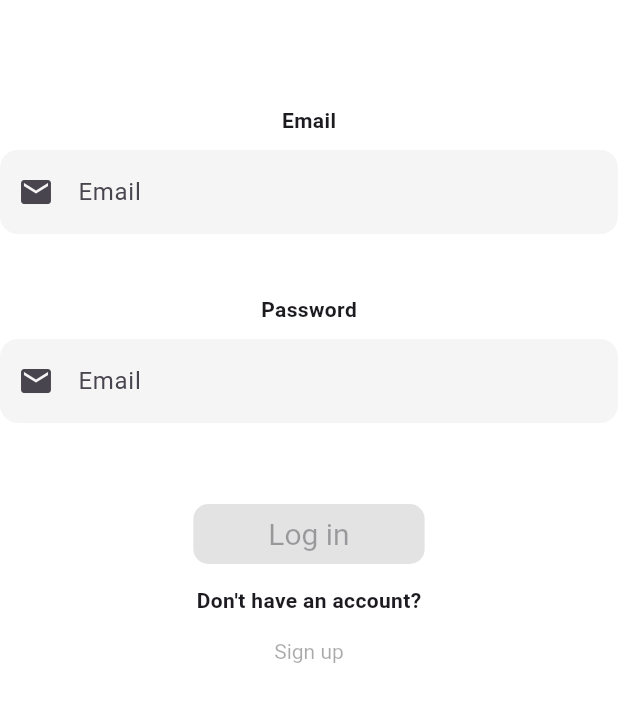
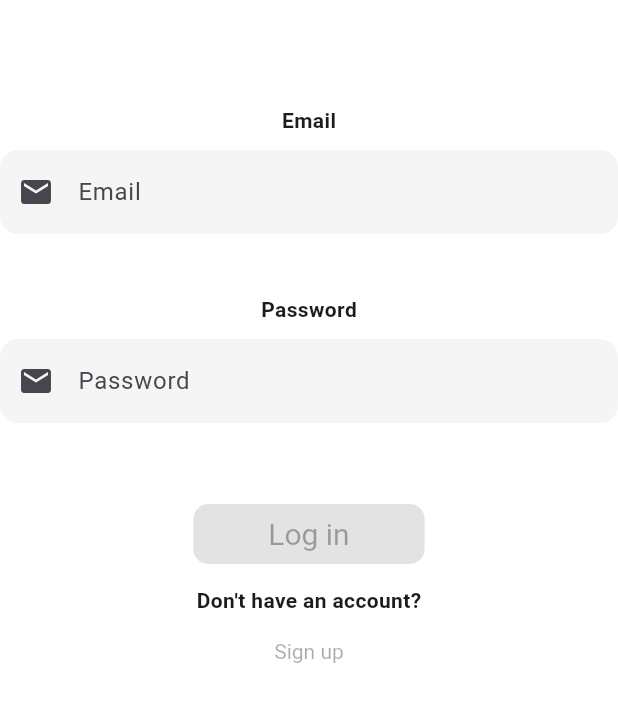
Before and after one commit to CaioLCM/PulseSF, a Flutter app: the screen it shows after launch, on a phone screen of 412 x 824 dp, the part 420-1142 px from its top. Run offline on Flutter 3.47's test engine with Material 3 defaults, Android fonts, the phone set to English and light mode, and no system bars.

Commit message:
There was a mistake at password input, fixed!

```diff
--- a/lib/Widgets/Main/password.dart
+++ b/lib/Widgets/Main/password.dart
@@ -17,7 +17,7 @@ class PasswordInput extends StatelessWidget{
                     controller: passwordController,
                     decoration: InputDecoration(
                       prefixIcon: Icon(Icons.email),
-                      labelText: "Email",
+                      labelText: "Password",
                       enabledBorder: border_input,
                       focusedBorder: border_input,
                       filled: true,
```
